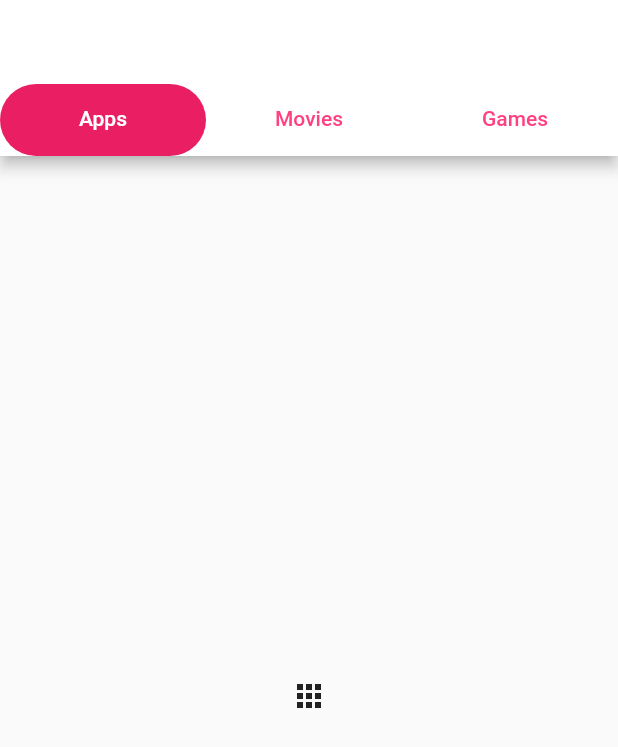
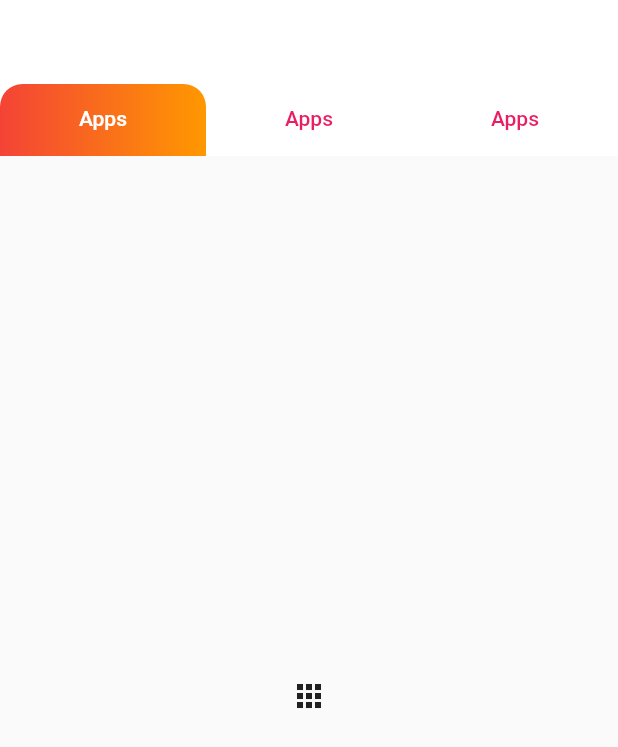
Before and after one commit to appLabs4you/flutter_tablayout, a Flutter app: the screen it shows after launch, after a tap on an icon or button, on a phone screen of 412 x 824 dp. Shown: the top 747 px of the screen. Run offline on Flutter 3.47's test engine with Material 2 defaults, Android fonts, the phone set to English and light mode, and no system bars.

Commit message:
init commit

```diff
--- a/lib/TabScreen.dart
+++ b/lib/TabScreen.dart
@@ -8,7 +8,7 @@ class TabScreen extends StatelessWidget {
         home: DefaultTabController(
           length: 3,
           child: Scaffold(
-              /****
+            /****
              *
              * Tabs
              */
@@ -23,22 +23,132 @@ class TabScreen extends StatelessWidget {
             /***
              * Tabs 2
              */
+//              appBar: AppBar(
+//                backgroundColor: Colors.white,
+//
+//                bottom: TabBar(
+//                    unselectedLabelColor: Colors.pinkAccent,
+//                    indicator: BoxDecoration(
+//                        borderRadius: BorderRadius.circular(50),
+//                        color: Colors.pink
+//                    ),
+//                    tabs:[
+//                      Tab(text: "Apps"),
+//                      Tab(text: "Movies"),
+//                      Tab(text:"Games")
+//                    ]
+//                ),
+//              ),
+            /***
+             *   Tab 3
+             */
+//              appBar: AppBar(
+//                  backgroundColor: Colors.white,
+//                  bottom: TabBar(
+//                      unselectedLabelColor: Colors.pinkAccent,
+//                      indicator: BoxDecoration(
+//                          borderRadius: BorderRadius.circular(50),
+//                          color: Colors.pink),
+//                      tabs: [
+//                        Tab(
+//                            child: Container(
+//                          decoration: BoxDecoration(
+//                              borderRadius: BorderRadius.circular(50),
+//                              border: Border.all(
+//                                  color: Colors.pinkAccent, width: 1)),
+//                          child: Align(
+//                            alignment: Alignment.center,
+//                            child: Text("Apps"),
+//                          ),
+//                        )),
+//                        Tab(
+//                            child: Container(
+//                          decoration: BoxDecoration(
+//                              borderRadius: BorderRadius.circular(50),
+//                              border: Border.all(
+//                                  color: Colors.pinkAccent, width: 1)),
+//                          child: Align(
+//                            alignment: Alignment.center,
+//                            child: Text("Apps"),
+//                          ),
+//                        )),
+//                        Tab(
+//                            child: Container(
+//                          decoration: BoxDecoration(
+//                              borderRadius: BorderRadius.circular(50),
+//                              border: Border.all(
+//                                  color: Colors.pinkAccent, width: 1)),
+//                          child: Align(
+//                            alignment: Alignment.center,
+//                            child: Text("Apps"),
+//                          ),
+//                        ))
+//                      ])),
+            /***
+             * Tab 4
+             */
+
+//              appBar: AppBar(
+//                  elevation: 0,
+//                  backgroundColor: Colors.pinkAccent,
+//                  bottom: TabBar(
+//                      labelColor: Colors.pink,
+//                      unselectedLabelColor: Colors.white,
+//                      indicator: BoxDecoration(
+//                          borderRadius: BorderRadius.only(
+//                              topLeft: Radius.circular(15),
+//                              topRight: Radius.circular(15)),
+//                          color: Colors.white),
+//                      tabs: [
+//                        Tab(
+//                            child: Align(
+//                          alignment: Alignment.center,
+//                          child: Text("Apps"),
+//                        )),
+//                        Tab(
+//                            child: Align(
+//                          alignment: Alignment.center,
+//                          child: Text("Apps"),
+//                        )),
+//                        Tab(
+//                            child: Align(
+//                          alignment: Alignment.center,
+//                          child: Text("Apps"),
+//                        ))
+//                      ])),
+            /****
+             * Tab 5
+             */
+
               appBar: AppBar(
-                backgroundColor: Colors.white,
-
-                bottom: TabBar(
-                  unselectedLabelColor: Colors.pinkAccent,
-                  indicator: BoxDecoration(
-                    borderRadius: BorderRadius.circular(50),
-                    color: Colors.pink
-                  ),
-                  tabs:[
-                  Tab(text: "Apps"),
-                  Tab(text: "Movies"),
-                  Tab(text:"Games")
-                  ]
-                ),
-              ),
+                  elevation: 0,
+                  backgroundColor: Colors.white,
+                  bottom: TabBar(
+                      labelColor: Colors.white,
+                      unselectedLabelColor: Colors.pink,
+                      indicator: BoxDecoration(
+                          gradient: LinearGradient(begin: Alignment.centerLeft, end: Alignment.centerRight, colors: [Colors.red,  Colors.orange]),
+                          borderRadius: BorderRadius.only(
+                              topLeft: Radius.circular(15),
+                              topRight: Radius.circular(15)),
+                          color: Colors.white),
+                      tabs: [
+                        Tab(
+                            child: Align(
+                              alignment: Alignment.center,
+                              child: Text("Apps"),
+                            )),
+                        Tab(
+                            child: Align(
+                              alignment: Alignment.center,
+                              child: Text("Apps"),
+                            )),
+                        Tab(
+                            child: Align(
+                              alignment: Alignment.center,
+                              child: Text("Apps"),
+                            ))
+                      ])),
 
               body: TabBarView(
                 children: <Widget>[
--- a/lib/main.dart
+++ b/lib/main.dart
@@ -1,6 +1,4 @@
 import 'package:flutter/material.dart';
-import 'dart:async';
-
 import 'TabScreen.dart';
 
 void main() {
```
